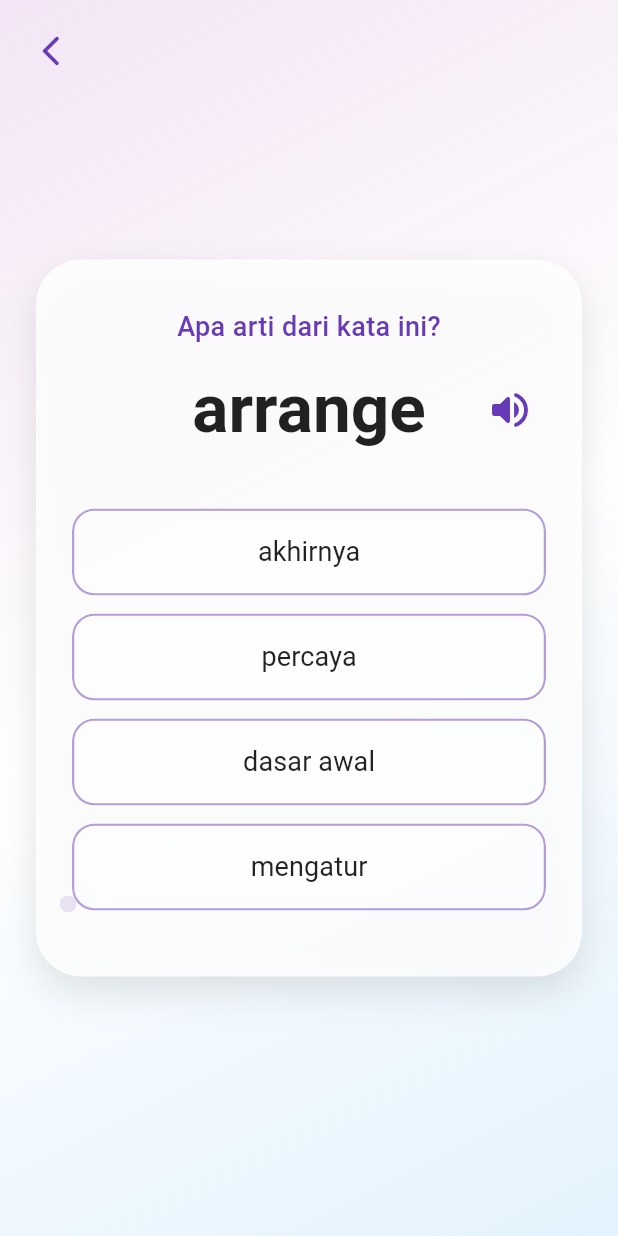
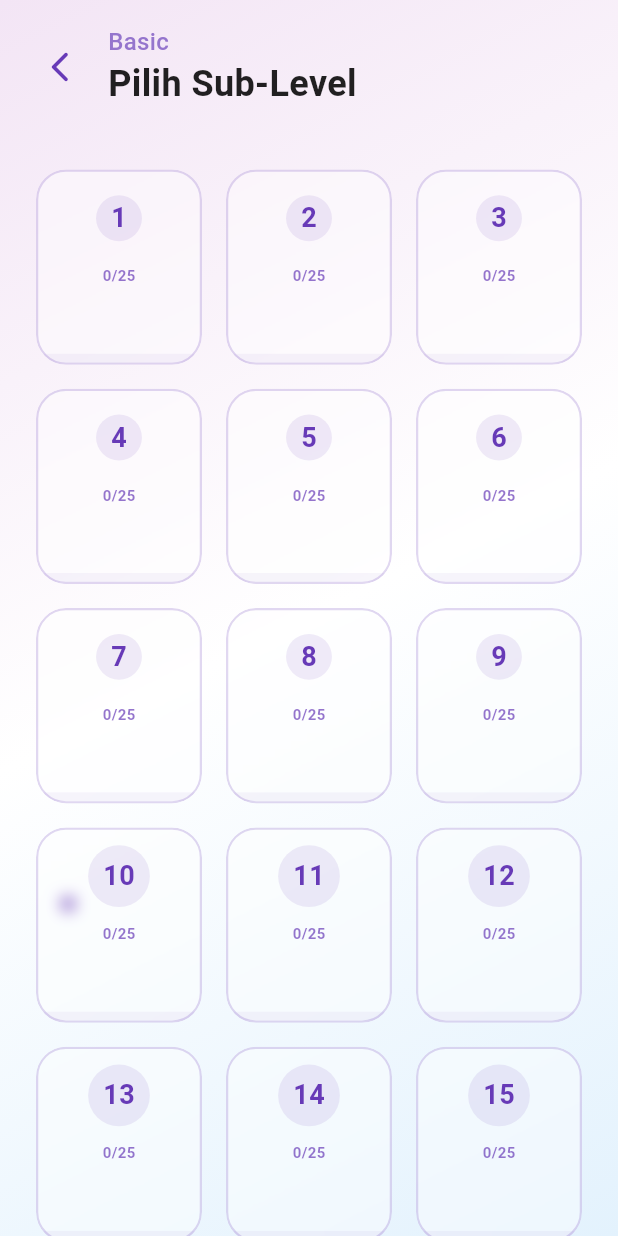
Before and after one commit to Gansputra/FluentId, a Flutter app: the screen it shows after launch, after a tap on "Basic", on a phone screen of 412 x 824 dp. Run offline on Flutter 3.47's test engine with Material 3 defaults, Android fonts, the light colour scheme and no system bars; our stand-ins replace confetti, flutter_tts, shared_preferences.

Commit message:
membagi level Basic menjadi 40 sub-level @25 kosakata

```diff
--- a/lib/screens/home_screen.dart
+++ b/lib/screens/home_screen.dart
@@ -11,11 +11,15 @@ import '../widgets/interactive_particle_background.dart';
 class HomeScreen extends StatefulWidget {
   final String levelName;
   final String fileName;
+  final int? startIndex;
+  final int? endIndex;
 
   const HomeScreen({
     super.key,
     required this.levelName,
-    required this.fileName
+    required this.fileName,
+    this.startIndex,
+    this.endIndex,
   });
 
   @override
@@ -40,7 +44,14 @@ class _HomeScreenState extends State<HomeScreen> with TickerProviderStateMixin {
   @override
   void initState() {
     super.initState();
-    _vocabFuture = _vocabService.loadVocabularies(widget.fileName);
+    _vocabFuture = _vocabService.loadVocabularies(widget.fileName).then((list) {
+      if (widget.startIndex != null && widget.endIndex != null) {
+        int start = widget.startIndex!.clamp(0, list.length);
+        int end = widget.endIndex!.clamp(0, list.length);
+        return list.sublist(start, end);
+      }
+      return list;
+    });
     _confettiController = ConfettiController(duration: const Duration(seconds: 1));
     _flutterTts = FlutterTts();
 
--- a/lib/screens/level_selection_screen.dart
+++ b/lib/screens/level_selection_screen.dart
@@ -3,6 +3,7 @@ import 'package:flutter/material.dart';
 import 'package:fluentid/services/progress_service.dart';
 import '../widgets/interactive_particle_background.dart';
 import 'home_screen.dart';
+import 'sub_level_selection_screen.dart';
 
 class LevelSelectionScreen extends StatefulWidget {
   const LevelSelectionScreen({super.key});
@@ -96,6 +97,7 @@ class _LevelSelectionScreenState extends State<LevelSelectionScreen> {
                   isLocked: false,
                   progress: "$_basicProgress/1000",
                   progressValue: _basicProgress / 1000,
+                  totalVocabs: 1000,
                 ),
                 _buildLevelCard(
                   title: "Advanced",
@@ -107,6 +109,7 @@ class _LevelSelectionScreenState extends State<LevelSelectionScreen> {
                   lockInfo: "Butuh ${_scoreToUnlockAdvanced - _userScore} XP lagi",
                   progress: "$_advancedProgress/500",
                   progressValue: _advancedProgress / 500,
+                  totalVocabs: 500,
                 ),
                 _buildLevelCard(
                   title: "Professional",
@@ -118,6 +121,7 @@ class _LevelSelectionScreenState extends State<LevelSelectionScreen> {
                   lockInfo: "Butuh ${_scoreToUnlockProfessional - _userScore} XP lagi",
                   progress: "$_professionalProgress/200",
                   progressValue: _professionalProgress / 200,
+                  totalVocabs: 200,
                 ),
               ],
             ),
@@ -137,13 +141,27 @@ class _LevelSelectionScreenState extends State<LevelSelectionScreen> {
     String? lockInfo,
     required String progress,
     required double progressValue,
+    required int totalVocabs,
   }) {
     return Padding(
       padding: const EdgeInsets.only(bottom: 20.0),
       child: InkWell(
         onTap: isLocked
           ? null
-          : () => Navigator.push(
+          : () {
+              if (title == "Basic") {
+                Navigator.push(
+                  context,
+                  MaterialPageRoute(
+                    builder: (context) => SubLevelSelectionScreen(
+                      parentLevelName: title,
+                      fileName: fileName,
+                      totalVocabs: totalVocabs,
+                    ),
+                  ),
+                ).then((_) => _loadProgress());
+              } else {
+                Navigator.push(
                   context,
                   MaterialPageRoute(
                     builder: (context) => HomeScreen(
@@ -151,7 +169,9 @@ class _LevelSelectionScreenState extends State<LevelSelectionScreen> {
                       fileName: fileName,
                     ),
                   ),
-            ).then((_) => _loadProgress()),
+                ).then((_) => _loadProgress());
+              }
+            },
         child: ClipRRect(
           borderRadius: BorderRadius.circular(25),
           child: BackdropFilter(
--- /dev/null
+++ b/lib/screens/sub_level_selection_screen.dart
@@ -0,0 +1,208 @@
+import 'dart:ui';
+import 'package:flutter/material.dart';
+import 'package:fluentid/services/progress_service.dart';
+import '../widgets/interactive_particle_background.dart';
+import 'home_screen.dart';
+
+class SubLevelSelectionScreen extends StatefulWidget {
+  final String parentLevelName;
+  final String fileName;
+  final int totalVocabs;
+  final int vocabsPerLevel;
+
+  const SubLevelSelectionScreen({
+    super.key,
+    required this.parentLevelName,
+    required this.fileName,
+    required this.totalVocabs,
+    this.vocabsPerLevel = 25,
+  });
+
+  @override
+  State<SubLevelSelectionScreen> createState() => _SubLevelSelectionScreenState();
+}
+
+class _SubLevelSelectionScreenState extends State<SubLevelSelectionScreen> {
+  final ProgressService _progressService = ProgressService();
+  Map<int, int> _levelProgress = {};
+
+  @override
+  void initState() {
+    super.initState();
+    _loadAllSubLevelProgress();
+  }
+
+  Future<void> _loadAllSubLevelProgress() async {
+    Map<int, int> progress = {};
+    int numLevels = (widget.totalVocabs / widget.vocabsPerLevel).ceil();
+
+    for (int i = 0; i < numLevels; i++) {
+      int start = i * widget.vocabsPerLevel;
+      int end = start + widget.vocabsPerLevel;
+      // Note: we use parentLevelName as the category key in ProgressService
+      int count = await _progressService.getMasteredCountInRange(widget.parentLevelName, start, end + 1);
+      progress[i + 1] = count;
+    }
+
+    if (mounted) {
+      setState(() {
+        _levelProgress = progress;
+      });
+    }
+  }
+
+  @override
+  Widget build(BuildContext context) {
+    int numLevels = (widget.totalVocabs / widget.vocabsPerLevel).ceil();
+
+    return Scaffold(
+      body: InteractiveParticleBackground(
+        child: SafeArea(
+          child: Column(
+            children: [
+              Padding(
+                padding: const EdgeInsets.all(16.0),
+                child: Row(
+                  children: [
+                    IconButton(
+                      icon: const Icon(Icons.arrow_back_ios_new_rounded, color: Colors.deepPurple),
+                      onPressed: () => Navigator.pop(context),
+                    ),
+                    const SizedBox(width: 8),
+                    Column(
+                      crossAxisAlignment: CrossAxisAlignment.start,
+                      children: [
+                        Text(
+                          widget.parentLevelName,
+                          style: TextStyle(
+                            fontSize: 16,
+                            color: Colors.deepPurple.shade300,
+                            fontWeight: FontWeight.w500,
+                          ),
+                        ),
+                        const Text(
+                          "Pilih Sub-Level",
+                          style: TextStyle(
+                            fontSize: 24,
+                            color: Colors.black87,
+                            fontWeight: FontWeight.bold,
+                          ),
+                        ),
+                      ],
+                    ),
+                  ],
+                ),
+              ),
+              Expanded(
+                child: GridView.builder(
+                  padding: const EdgeInsets.all(24),
+                  gridDelegate: const SliverGridDelegateWithFixedCrossAxisCount(
+                    crossAxisCount: 3,
+                    crossAxisSpacing: 16,
+                    mainAxisSpacing: 16,
+                    childAspectRatio: 0.85,
+                  ),
+                  itemCount: numLevels,
+                  itemBuilder: (context, index) {
+                    int levelNumber = index + 1;
+                    return _buildSubLevelCard(levelNumber);
+                  },
+                ),
+              ),
+            ],
+          ),
+        ),
+      ),
+    );
+  }
+
+  Widget _buildSubLevelCard(int levelNumber) {
+    int mastered = _levelProgress[levelNumber] ?? 0;
+    double progressValue = mastered / widget.vocabsPerLevel;
+
+    // Unlock logic: level 1 is always unlocked,
+    // others if the previous one has at least some progress or if it's the current "Basic" logic.
+    // For now, let's just make level 1 unlocked, and others unlocked if mastered > 0 in previous.
+    // Simplifying: let's unlock all for now but show progress.
+    bool isUnlocked = true;
+
+    return InkWell(
+      onTap: !isUnlocked ? null : () {
+        int start = (levelNumber - 1) * widget.vocabsPerLevel;
+        int end = start + widget.vocabsPerLevel;
+
+        Navigator.push(
+          context,
+          MaterialPageRoute(
+            builder: (context) => HomeScreen(
+              levelName: "${widget.parentLevelName} - Lvl $levelNumber",
+              fileName: widget.fileName,
+              startIndex: start,
+              endIndex: end,
+            ),
+          ),
+        ).then((_) => _loadAllSubLevelProgress());
+      },
+      child: ClipRRect(
+        borderRadius: BorderRadius.circular(20),
+        child: BackdropFilter(
+          filter: ImageFilter.blur(sigmaX: 5, sigmaY: 5),
+          child: Container(
+            decoration: BoxDecoration(
+              color: isUnlocked ? Colors.white.withOpacity(0.4) : Colors.grey.withOpacity(0.2),
+              borderRadius: BorderRadius.circular(20),
+              border: Border.all(
+                color: isUnlocked ? Colors.deepPurple.withOpacity(0.2) : Colors.grey.withOpacity(0.2),
+                width: 1.5,
+              ),
+            ),
+            child: Column(
+              mainAxisAlignment: MainAxisAlignment.center,
+              children: [
+                const SizedBox(height: 8),
+                Container(
+                  padding: const EdgeInsets.all(10),
+                  decoration: BoxDecoration(
+                    color: isUnlocked ? Colors.deepPurple.withOpacity(0.1) : Colors.grey.withOpacity(0.1),
+                    shape: BoxShape.circle,
+                  ),
+                  child: Text(
+                    "$levelNumber",
+                    style: TextStyle(
+                      fontSize: 18,
+                      fontWeight: FontWeight.bold,
+                      color: isUnlocked ? Colors.deepPurple : Colors.grey,
+                    ),
+                  ),
+                ),
+                const SizedBox(height: 8),
+                Text(
+                  "$mastered/${widget.vocabsPerLevel}",
+                  style: TextStyle(
+                    fontSize: 10,
+                    fontWeight: FontWeight.bold,
+                    color: isUnlocked ? Colors.deepPurple.withOpacity(0.7) : Colors.grey,
+                  ),
+                ),
+                const Spacer(),
+                if (isUnlocked)
+                  ClipRRect(
+                    borderRadius: const BorderRadius.only(
+                      bottomLeft: Radius.circular(20),
+                      bottomRight: Radius.circular(20),
+                    ),
+                    child: LinearProgressIndicator(
+                      value: progressValue,
+                      backgroundColor: Colors.deepPurple.withOpacity(0.05),
+                      valueColor: AlwaysStoppedAnimation<Color>(Colors.deepPurple.withOpacity(0.6)),
+                      minHeight: 6,
+                    ),
+                  ),
+              ],
+            ),
+          ),
+        ),
+      ),
+    );
+  }
+}
--- a/lib/services/progress_service.dart
+++ b/lib/services/progress_service.dart
@@ -36,6 +36,20 @@ class ProgressService {
     return masteredList.length;
   }
 
+  // Get mastered count for a range (for sub-levels)
+  Future<int> getMasteredCountInRange(String level, int start, int end) async {
+    final prefs = await SharedPreferences.getInstance();
+    List<String> masteredList = prefs.getStringList('$_masteredKeyPrefix$level') ?? [];
+    int count = 0;
+    for (String idStr in masteredList) {
+      int id = int.tryParse(idStr) ?? -1;
+      if (id >= start && id < end) {
+        count++;
+      }
+    }
+    return count;
+  }
+
   // Check if a word is mastered
   Future<bool> isWordMastered(String level, String wordId) async {
     final prefs = await SharedPreferences.getInstance();
```
Lines whose indentation alone changed are shown as unchanged.
